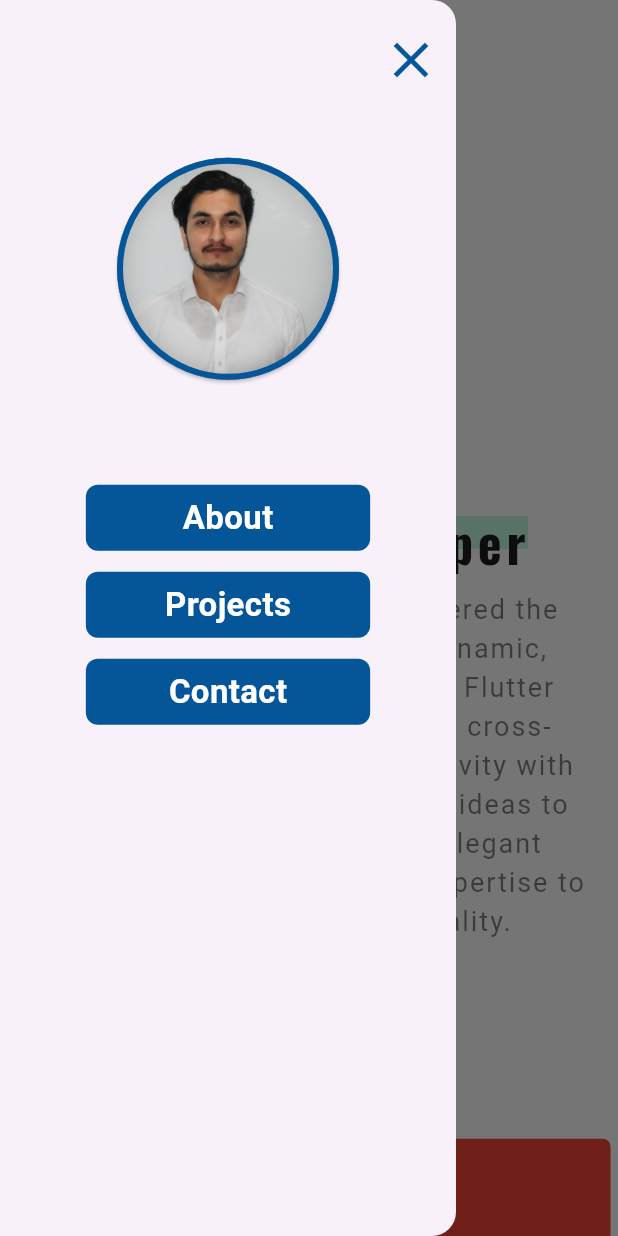
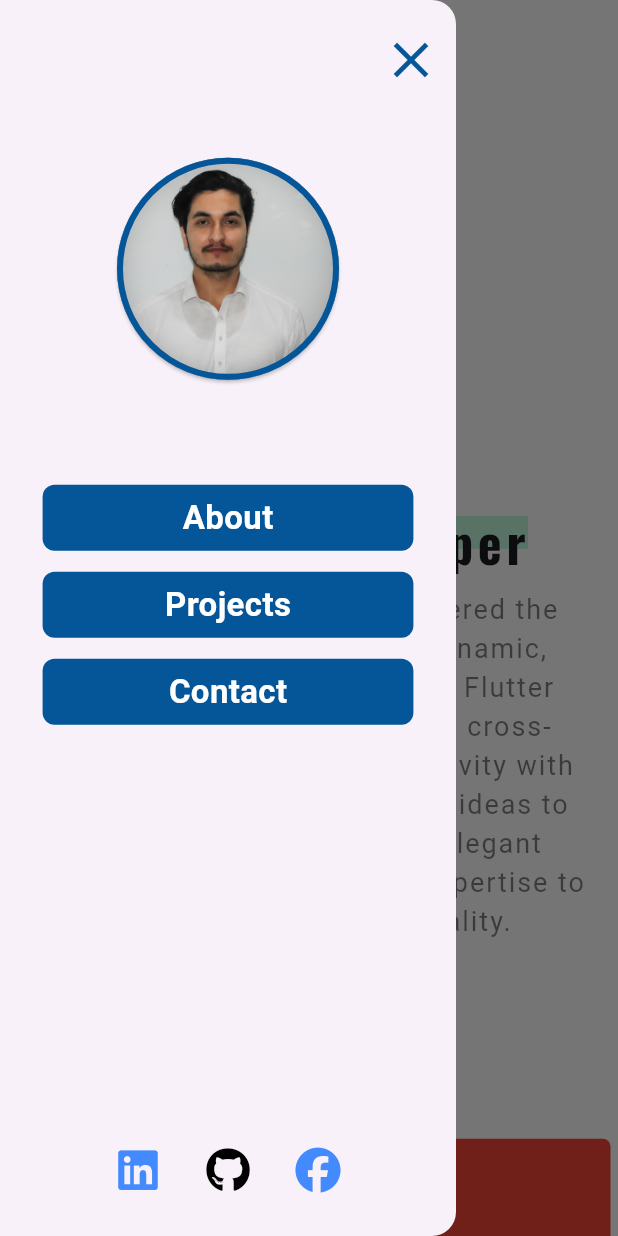
Before and after one commit to Hashimkhann1/MHashim, a Flutter app: the screen it shows after launch, with the side drawer open, on a phone screen of 412 x 824 dp. Run offline on Flutter 3.47's test engine with Material 3 defaults, Android fonts, the phone set to English and light mode, and no system bars; our stand-ins replace font_awesome_flutter.

Commit message:
updated for social media buttons

```diff
--- a/lib/res/widgets/my_drawer/my_drawer.dart
+++ b/lib/res/widgets/my_drawer/my_drawer.dart
@@ -1,6 +1,7 @@
 
 
 import 'package:flutter/material.dart';
+import 'package:font_awesome_flutter/font_awesome_flutter.dart';
 import 'package:myportfolio/res/my_colors/my_colors.dart';
 import 'package:myportfolio/res/widgets/my_text_button.dart';
 
@@ -45,7 +46,7 @@ class MyDrawer extends StatelessWidget {
 
                 /// about button
                 MyTextButton(
-                  width: width * 0.46,
+                  width: width * 0.60,
                     height: 44,
                     title: "About",
                     fontSize: 22,
@@ -55,7 +56,7 @@ class MyDrawer extends StatelessWidget {
 
                 /// project buttons
                 MyTextButton(
-                  width: width * 0.46,
+                  width: width * 0.60,
                     height: 44,
                     title: "Projects",
                     fontSize: 22,
@@ -65,13 +66,25 @@ class MyDrawer extends StatelessWidget {
 
                 ///contact button
                 MyTextButton(
-                  width: width * 0.46,
+                  width: width * 0.60,
                     height: 44,
                     title: "Contact",
                     fontSize: 22,
                     onPressed: (){},
                 ),
 
+              ],
+            ),
+            Spacer(),
+
+            Row(
+              mainAxisAlignment: MainAxisAlignment.center,
+              children: [
+                IconButton(onPressed: () {}, icon: FaIcon(FontAwesomeIcons.linkedin , size: 30,),color: Colors.blueAccent),
+                SizedBox(width: 12,),
+                IconButton(onPressed: () {}, icon: FaIcon(FontAwesomeIcons.github , size: 30,),color: MyColors.blacColor),
+                SizedBox(width: 12,),
+                IconButton(onPressed: () {}, icon: FaIcon(FontAwesomeIcons.facebook , size: 30,),color: Colors.blueAccent),
               ],
             )
           ],
```
